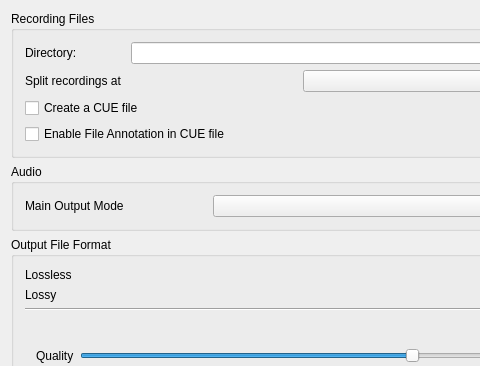
Old version of the form src/preferences/dialog/dlgprefrecorddlg.ui in the repository dheeraj23195/mixxx; both pictures show x 0 to 480 and y 0 to 366 of the 603 by 571 pixel window.
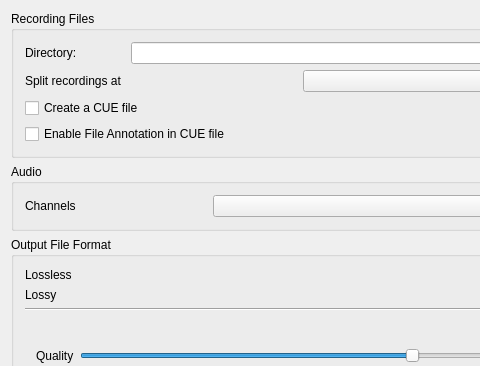
New version of the form.

Commit message: Changed Label of Recording output mode from 'Main Output Mode' to 'Channels'

What changed in the file:
```diff
--- a/src/preferences/dialog/dlgprefrecorddlg.ui
+++ b/src/preferences/dialog/dlgprefrecorddlg.ui
@@ -146,7 +146,7 @@
 				<item row="0" column="0">
 					<widget class="QLabel" name="recordingMainOutputModeLabel">
 						<property name="text">
-							<string>Main Output Mode</string>
+							<string>Channels</string>
 						</property>
 						<property name="buddy">
 							<cstring>recordingMainOutputModeComboBox</cstring>
```
